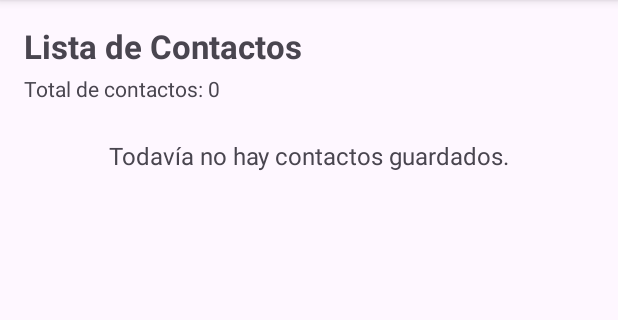
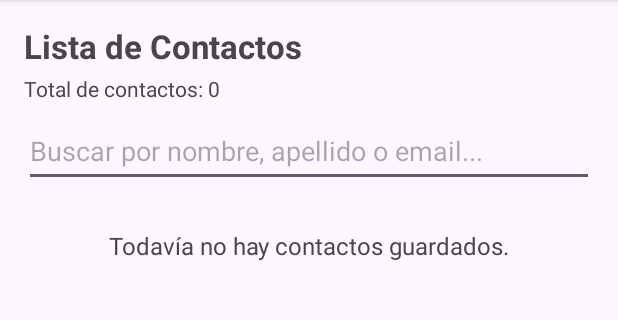
Before and after one commit to Programacion-4-UTN/TP6_GRUPO_11, an Android app: the ListadoContactosActivity screen opened directly, with no data from a screen before it, on a phone screen of 412 x 824 dp, the part 96-416 px from its top. Run offline under Robolectric (Android 15) with nearby library versions, the phone set to English and light mode, and no system bars.

Commit message:
Filtrado de contactos

```diff
--- a/app/src/main/java/com/example/tp6_grupo_11/ListadoContactosActivity.java
+++ b/app/src/main/java/com/example/tp6_grupo_11/ListadoContactosActivity.java
@@ -1,6 +1,7 @@
 package com.example.tp6_grupo_11;
 
 import android.os.Bundle;
+import android.widget.EditText;
 import android.widget.ListView;
 import android.widget.TextView;
 import androidx.appcompat.app.AlertDialog;
@@ -9,6 +10,7 @@ import com.example.tp6_grupo_11.adapters.ContactoAdapter;
 import com.example.tp6_grupo_11.database.ContactoDao;
 import com.example.tp6_grupo_11.model.Contacto;
 
+import java.util.ArrayList;
 import java.util.List;
 
 public class ListadoContactosActivity extends BaseActivity {
@@ -16,6 +18,9 @@ public class ListadoContactosActivity extends BaseActivity {
     private ListView lvContactos;
     private TextView tvSinContactos;
     private TextView tvCantidadContactos;
+
+    private EditText etBuscarContacto;
+    private List<Contacto> listaCompletaContactos = new ArrayList<>();
 
     @Override
     protected void onCreate(Bundle savedInstanceState) {
@@ -25,6 +30,16 @@ public class ListadoContactosActivity extends BaseActivity {
         lvContactos = findViewById(R.id.lvContactos);
         tvSinContactos = findViewById(R.id.tvSinContactos);
         tvCantidadContactos = findViewById(R.id.tvCantidadContactos);
+        etBuscarContacto = findViewById(R.id.etBuscarContacto);
+        etBuscarContacto.addTextChangedListener(new android.text.TextWatcher() {
+            @Override public void beforeTextChanged(CharSequence s, int start, int count, int after) {}
+            @Override public void onTextChanged(CharSequence s, int start, int before, int count) {
+
+                filtrarContactos(s.toString());
+
+            }
+            @Override public void afterTextChanged(android.text.Editable s) {}
+        });
 
         // Muestra automáticamente tvSinContactos cuando la lista está vacía
         lvContactos.setEmptyView(tvSinContactos);
@@ -45,13 +60,28 @@ public class ListadoContactosActivity extends BaseActivity {
         cargarContactos();
     }
 
-    /** Lee los contactos de SQLite y los carga en el ListView mediante ContactoAdapter. */
+    /** obtengo los contactos,  el texto insertado para buscar, y lo filtro segun eso  */
     private void cargarContactos() {
-        List<Contacto> contactos = new ContactoDao(this).obtenerTodos();
-        tvCantidadContactos.setText("Total de contactos: " + contactos.size());
-        lvContactos.setAdapter(new ContactoAdapter(this, contactos));
+        listaCompletaContactos = new ContactoDao(this).obtenerTodos();
+        String textoActual = (etBuscarContacto != null) ? etBuscarContacto.getText().toString() : "";
+        filtrarContactos(textoActual);
     }
 
+    private void filtrarContactos(String textoActual) {
+        String filtro = textoActual.trim().toLowerCase();
+        List<Contacto> filtrados = new ArrayList<>();
+
+        for (Contacto c : listaCompletaContactos) {
+            String nombreCompleto = (c.getNombre() + " " + c.getApellido()).toLowerCase();
+            String email = (c.getEmail() != null) ? c.getEmail().toLowerCase() : "";
+            if (filtro.isEmpty() || nombreCompleto.contains(filtro) || email.contains(filtro)) {
+                filtrados.add(c);
+            }
+        }
+
+        tvCantidadContactos.setText("Total de contactos: " + filtrados.size());
+        lvContactos.setAdapter(new ContactoAdapter(this, filtrados));
+    }
     private String armarDetalleContacto(Contacto c) {
         return "Nombre: " + c.getNombre() + " " + c.getApellido() + "\n"
                 + "Teléfono: " + c.getTelefono() + " (" + (c.getTipoTelefono() != null ? c.getTipoTelefono() : "") + ")\n"
--- a/app/src/main/res/layout/activity_listado_contactos.xml
+++ b/app/src/main/res/layout/activity_listado_contactos.xml
@@ -19,7 +19,16 @@
         android:layout_marginTop="4dp"
         android:text="Total de contactos: 0"
         android:textSize="14sp" />
-
+    <EditText
+        android:id="@+id/etBuscarContacto"
+        android:layout_width="match_parent"
+        android:layout_height="wrap_content"
+        android:layout_marginTop="8dp"
+        android:layout_marginBottom="4dp"
+        android:minHeight="48dp"
+        android:hint="Buscar por nombre, apellido o email..."
+        android:inputType="text"
+        android:importantForAutofill="no" />
     <ListView
         android:id="@+id/lvContactos"
         android:layout_width="match_parent"
```
